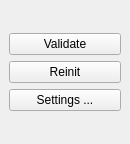
Before: the Qt Designer form Code/GUI/lib/Resources/ManualSegmentationDockWidget.ui in gofigure2/GoFigure2, drawn with Qt 5.
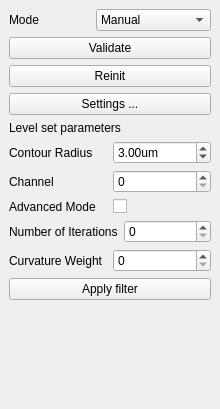
After: the same form once the commit is applied.

Commit message: ENH: 2D Levelset segmentation is in "Manual Segmentation" ENH: Can delete mesh from table widget in visu TODO: Rename classes, split classes, comment and document TODO: Define the whished behaviour regarding the menu organization and the integration of new functionnalities in contour, mesh, track...

What changed in the file:
```diff
--- a/Code/GUI/lib/Resources/ManualSegmentationDockWidget.ui
+++ b/Code/GUI/lib/Resources/ManualSegmentationDockWidget.ui
@@ -6,14 +6,14 @@
    <rect>
     <x>0</x>
     <y>0</y>
-    <width>130</width>
-    <height>144</height>
+    <width>220</width>
+    <height>409</height>
    </rect>
   </property>
   <property name="minimumSize">
    <size>
-    <width>111</width>
-    <height>141</height>
+    <width>220</width>
+    <height>409</height>
    </size>
   </property>
   <property name="allowedAreas">
@@ -23,10 +23,33 @@
    <string>Manual Segmentation</string>
   </property>
   <widget class="QWidget" name="dockWidgetContents">
-   <layout class="QGridLayout" name="gridLayout">
+   <layout class="QGridLayout" name="gridLayout_7">
     <item row="0" column="0">
-     <layout class="QVBoxLayout" name="verticalLayout_2">
+     <layout class="QGridLayout" name="gridLayout_6">
+      <item row="0" column="0">
+       <widget class="QLabel" name="label">
+        <property name="text">
+         <string>Mode</string>
+        </property>
+       </widget>
+      </item>
+      <item row="0" column="1">
+       <widget class="QComboBox" name="contourMode">
       <item>
+         <property name="text">
+          <string>Manual</string>
+         </property>
+        </item>
+        <item>
+         <property name="text">
+          <string>Semi Automatic</string>
+         </property>
+        </item>
+       </widget>
+      </item>
+     </layout>
+    </item>
+    <item row="1" column="0">
        <widget class="QPushButton" name="ValidateBtn">
         <property name="enabled">
          <bool>true</bool>
@@ -45,7 +68,7 @@
         </property>
        </widget>
       </item>
-      <item>
+    <item row="2" column="0">
        <widget class="QPushButton" name="ReinitializeBtn">
         <property name="enabled">
          <bool>true</bool>
@@ -64,7 +87,7 @@
         </property>
        </widget>
       </item>
-      <item>
+    <item row="3" column="0">
        <widget class="QPushButton" name="SettingsBtn">
         <property name="enabled">
          <bool>true</bool>
@@ -77,8 +100,131 @@
         </property>
        </widget>
       </item>
+    <item row="4" column="0">
+     <widget class="QLabel" name="LevelsetParametersLabel">
+      <property name="text">
+       <string>Level set parameters</string>
+      </property>
+     </widget>
+    </item>
+    <item row="5" column="0">
+     <layout class="QGridLayout" name="gridLayout">
+      <item row="0" column="0">
+       <widget class="QLabel" name="radiusLabel">
+        <property name="text">
+         <string>Contour Radius</string>
+        </property>
+       </widget>
+      </item>
+      <item row="0" column="1">
+       <widget class="QDoubleSpinBox" name="radius">
+        <property name="suffix">
+         <string>um</string>
+        </property>
+        <property name="minimum">
+         <double>0.100000000000000</double>
+        </property>
+        <property name="maximum">
+         <double>6.000000000000000</double>
+        </property>
+        <property name="singleStep">
+         <double>0.100000000000000</double>
+        </property>
+        <property name="value">
+         <double>3.000000000000000</double>
+        </property>
+       </widget>
+      </item>
      </layout>
     </item>
+    <item row="7" column="0">
+     <layout class="QGridLayout" name="gridLayout_2">
+      <item row="0" column="0">
+       <widget class="QLabel" name="advanceModeLabel">
+        <property name="text">
+         <string>Advanced Mode</string>
+        </property>
+       </widget>
+      </item>
+      <item row="0" column="1">
+       <widget class="QCheckBox" name="advanceMode">
+        <property name="text">
+         <string/>
+        </property>
+       </widget>
+      </item>
+     </layout>
+    </item>
+    <item row="9" column="0">
+     <layout class="QGridLayout" name="gridLayout_4">
+      <item row="0" column="0">
+       <widget class="QLabel" name="numberOfIterationsLabel">
+        <property name="text">
+         <string>Number of Iterations</string>
+        </property>
+       </widget>
+      </item>
+      <item row="0" column="1">
+       <widget class="QSpinBox" name="numberOfIterations">
+        <property name="maximum">
+         <number>9999</number>
+        </property>
+       </widget>
+      </item>
+     </layout>
+    </item>
+    <item row="10" column="0">
+     <layout class="QGridLayout" name="gridLayout_5">
+      <item row="0" column="0">
+       <widget class="QLabel" name="curvatureWeightLabel">
+        <property name="text">
+         <string>Curvature Weight</string>
+        </property>
+       </widget>
+      </item>
+      <item row="0" column="1">
+       <widget class="QSpinBox" name="curvatureWeight">
+        <property name="maximum">
+         <number>9999</number>
+        </property>
+       </widget>
+      </item>
+     </layout>
+    </item>
+    <item row="11" column="0">
+     <widget class="QPushButton" name="applyFilterBtn">
+      <property name="text">
+       <string>Apply filter</string>
+      </property>
+     </widget>
+    </item>
+    <item row="6" column="0">
+     <layout class="QGridLayout" name="gridLayout_3">
+      <item row="0" column="0">
+       <widget class="QLabel" name="channelLabel">
+        <property name="text">
+         <string>Channel</string>
+        </property>
+       </widget>
+      </item>
+      <item row="0" column="1">
+       <widget class="QSpinBox" name="channel"/>
+      </item>
+     </layout>
+    </item>
+    <item row="12" column="0">
+     <spacer name="verticalSpacer">
+      <property name="orientation">
+       <enum>Qt::Vertical</enum>
+      </property>
+      <property name="sizeHint" stdset="0">
+       <size>
+        <width>20</width>
+        <height>40</height>
+       </size>
+      </property>
+     </spacer>
+    </item>
    </layout>
   </widget>
  </widget>
```
Lines whose indentation alone changed are shown as unchanged. The commit also changes 6 other files.
